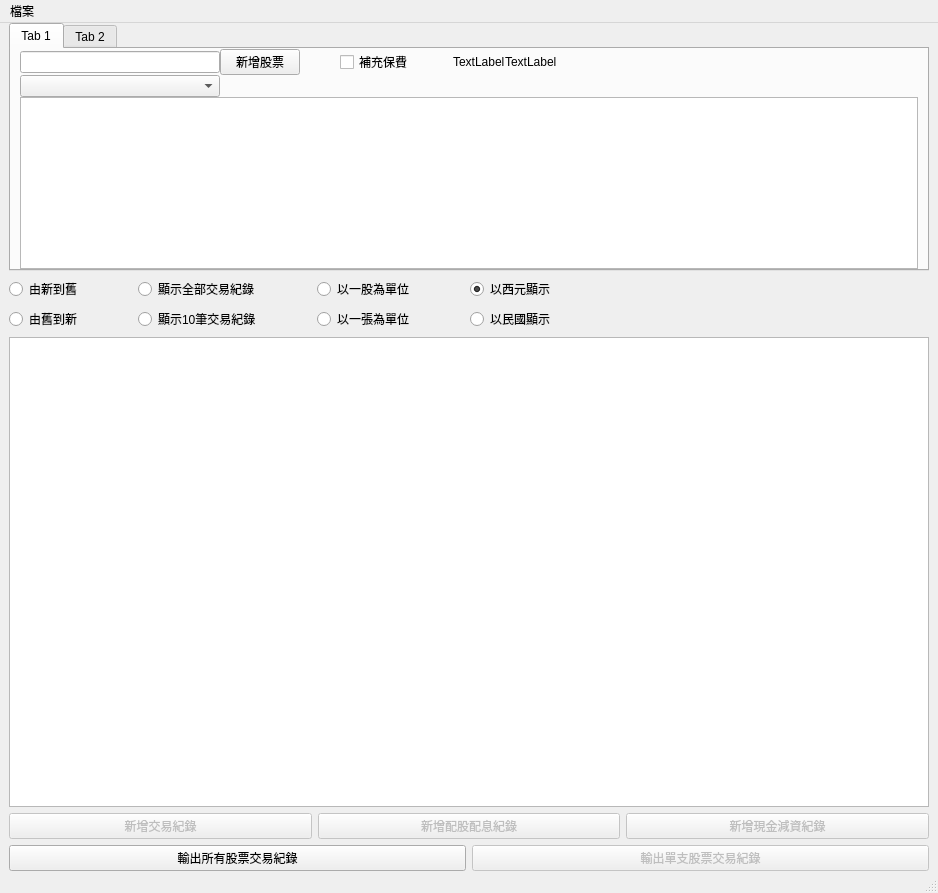
Qt form QtStockPriceMainWindowTemplate.ui (foxking0416/PythonStockPrice) before a commit.
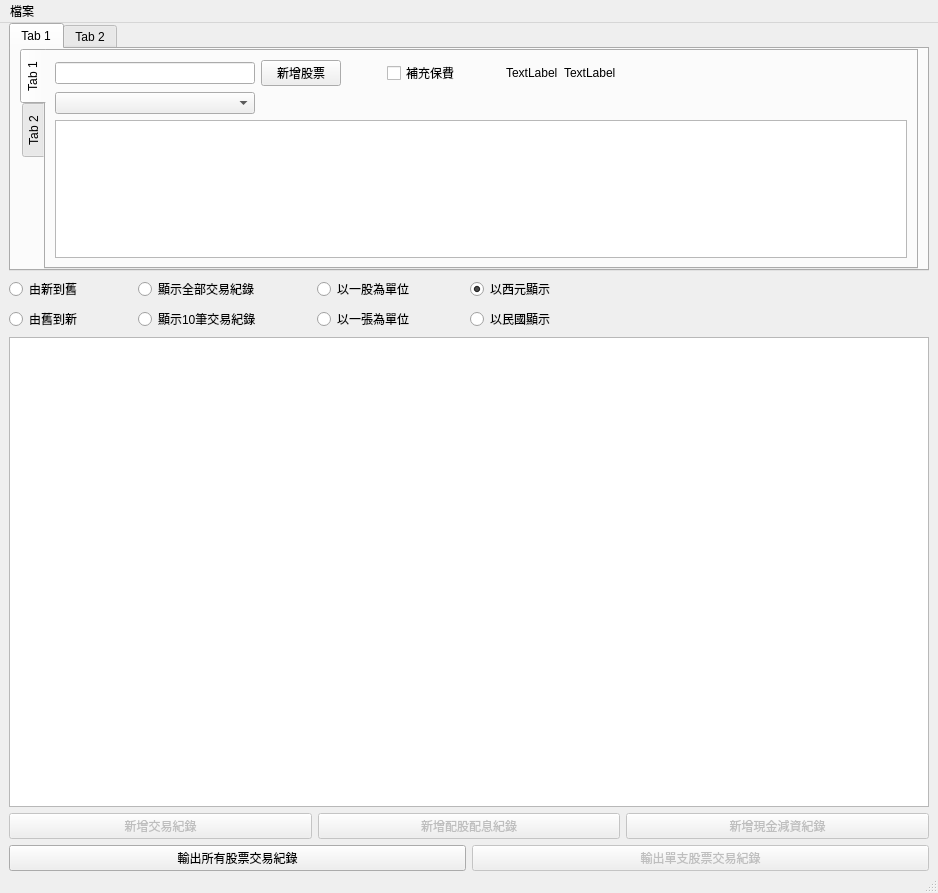
The same form after that commit.

Commit message: 新增一層TabWidget，用來顯示出金/入金

The edit to the form file:
```diff
--- a/QtStockPriceMainWindowTemplate.ui
+++ b/QtStockPriceMainWindowTemplate.ui
@@ -44,6 +44,16 @@
          <number>0</number>
         </property>
         <item>
+         <widget class="QTabWidget" name="tabWidget">
+          <property name="tabPosition">
+           <enum>QTabWidget::West</enum>
+          </property>
+          <widget class="QWidget" name="tab_3">
+           <attribute name="title">
+            <string>Tab 1</string>
+           </attribute>
+           <layout class="QVBoxLayout" name="verticalLayout_7">
+            <item>
          <layout class="QHBoxLayout" name="horizontalLayout">
           <item>
            <widget class="QLineEdit" name="qtStockInputLineEdit">
@@ -191,6 +201,15 @@
            </widget>
           </item>
          </layout>
+            </item>
+           </layout>
+          </widget>
+          <widget class="QWidget" name="tab_4">
+           <attribute name="title">
+            <string>Tab 2</string>
+           </attribute>
+          </widget>
+         </widget>
         </item>
        </layout>
       </widget>
```
Lines whose indentation alone changed are shown as unchanged. The commit also changes 2 other files.
